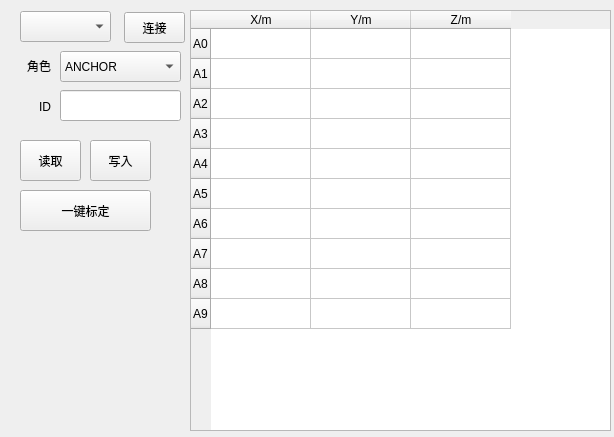
First picture: the form in UAVManage/placeinfodialog.ui, repository gessd/UAVManage, before the edit.
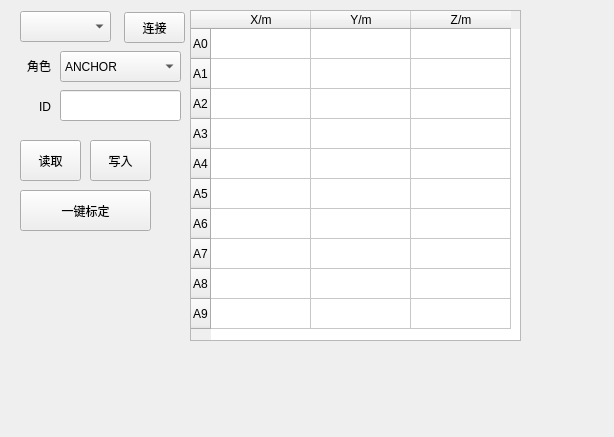
Second picture: the form after the edit.

What changed in the file:
```diff
--- a/UAVManage/placeinfodialog.ui
+++ b/UAVManage/placeinfodialog.ui
@@ -121,10 +121,16 @@
     <rect>
      <x>190</x>
      <y>10</y>
-     <width>421</width>
-     <height>421</height>
+     <width>331</width>
+     <height>331</height>
     </rect>
    </property>
+   <property name="verticalScrollBarPolicy">
+    <enum>Qt::ScrollBarAlwaysOff</enum>
+   </property>
+   <property name="horizontalScrollBarPolicy">
+    <enum>Qt::ScrollBarAlwaysOff</enum>
+   </property>
    <row>
     <property name="text">
      <string>A0</string>
```
